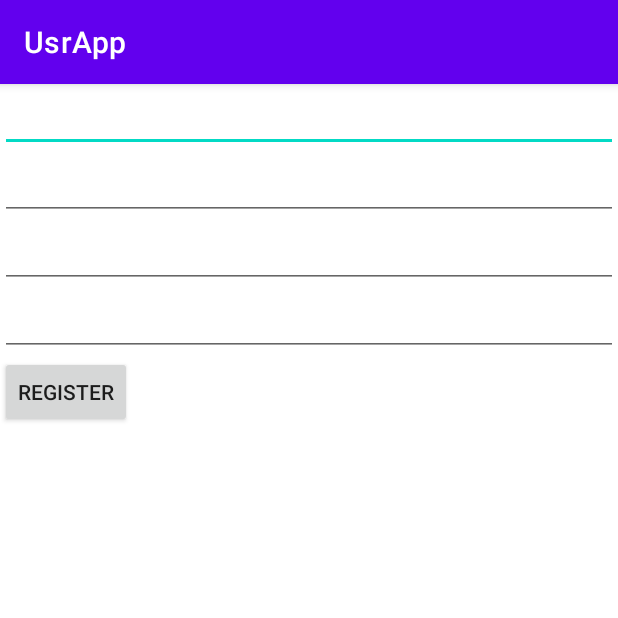
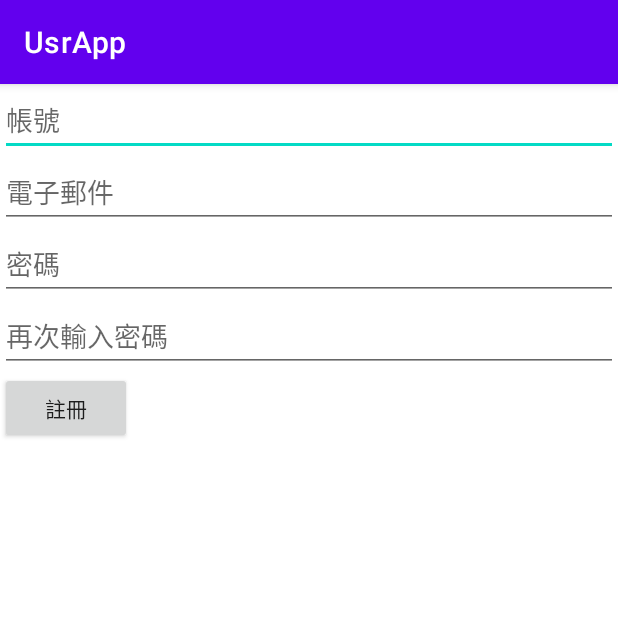
Before and after one commit to JackyCafe/UsrApp, an Android app: the RegisterActivity screen opened directly, with no data from a screen before it, on a phone screen of 412 x 824 dp, the top half of it. Run offline under Robolectric (Android 15) with nearby library versions, the phone set to English and light mode, and no system bars; network calls fail.

Commit message:
中文化

```diff
--- a/app/src/main/java/com/ian/usrapp/MainApp.java
+++ b/app/src/main/java/com/ian/usrapp/MainApp.java
@@ -14,6 +14,7 @@ public class MainApp extends Application {
     String reading_url = url +"api/reading/";
     String blog_url = url +"api/blog/";
     String register_url = url+"register";
+
 
 
 
--- a/app/src/main/res/layout/activity_main.xml
+++ b/app/src/main/res/layout/activity_main.xml
@@ -43,13 +43,13 @@
             <androidx.appcompat.widget.AppCompatButton
             android:layout_width="wrap_content"
             android:layout_height="wrap_content"
-            android:text="login"
+            android:text="登入"
             android:onClick="doLogin"
            />
             <androidx.appcompat.widget.AppCompatButton
                 android:layout_width="wrap_content"
                 android:layout_height="wrap_content"
-                android:text="Registration"
+                android:text="註冊"
                 android:onClick="doRegister"
                 />
         </LinearLayout>
--- a/app/src/main/res/layout/activity_register.xml
+++ b/app/src/main/res/layout/activity_register.xml
@@ -8,29 +8,39 @@
     tools:context=".RegisterActivity">
 
     <androidx.appcompat.widget.AppCompatEditText
+        android:hint="帳號"
         android:id="@+id/ed_username"
         android:layout_width="match_parent"
         android:layout_height="wrap_content"/>
 
     <androidx.appcompat.widget.AppCompatEditText
+        android:hint="電子郵件"
         android:id="@+id/ed_email"
         android:layout_width="match_parent"
-        android:layout_height="wrap_content"/>
+        android:layout_height="wrap_content"
+        android:inputType="textEmailAddress"
+        />
 
     <androidx.appcompat.widget.AppCompatEditText
+        android:hint="密碼"
         android:id="@+id/ed_password"
         android:layout_width="match_parent"
-        android:layout_height="wrap_content"/>
+        android:layout_height="wrap_content"
+        android:inputType="textPassword"
+        />
 
     <androidx.appcompat.widget.AppCompatEditText
+        android:hint="再次輸入密碼"
         android:id="@+id/ed_password2"
         android:layout_width="match_parent"
-        android:layout_height="wrap_content"/>
+        android:layout_height="wrap_content"
+        android:inputType="textPassword"
+        />
 
     <androidx.appcompat.widget.AppCompatButton
         android:layout_width="wrap_content"
         android:layout_height="wrap_content"
-        android:text="Register"
+        android:text="註冊"
         android:onClick="Register"
         />
 </LinearLayout>
```
